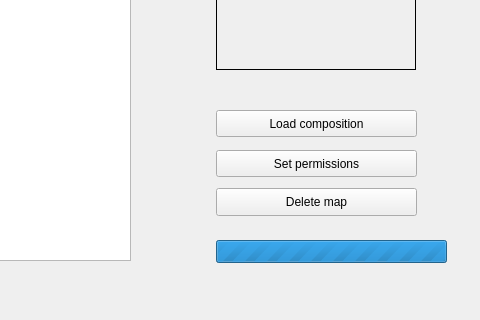
First picture: the form in dlg_addMap.ui, repository LESPROJEKT/qgis-layman-plugin, before the edit; both pictures show x 320 to 800 and y 180 to 500 of the 800 by 500 pixel window.
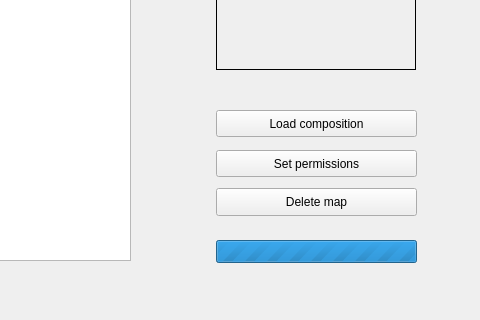
Second picture: the form after the edit. Custom widgets are drawn as their Qt base class.

Patch:
```diff
--- a/dlg_addMap.ui
+++ b/dlg_addMap.ui
@@ -161,7 +161,7 @@
     <rect>
      <x>536</x>
      <y>420</y>
-     <width>231</width>
+     <width>201</width>
      <height>23</height>
     </rect>
    </property>
```
